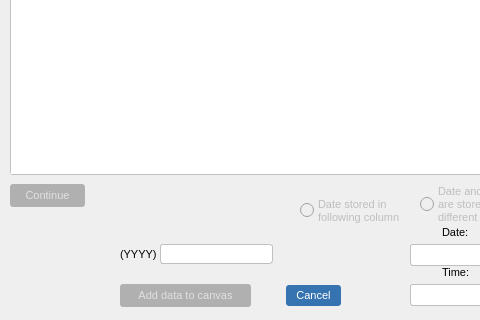
Before: the Qt Designer form widgets/import_db_file_dialog_base.ui in axelande/geodatafarm3, drawn with Qt 5; both pictures show x 0 to 480 and y 216 to 536 of the 815 by 536 pixel window.
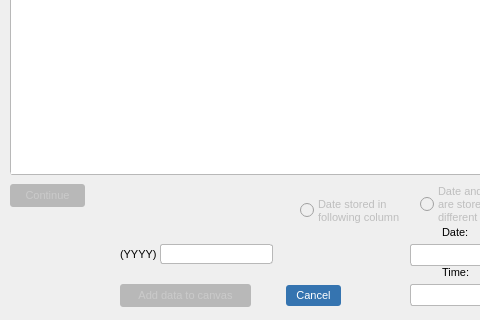
After: the same form once the commit is applied.

The edit to the form file:
```diff
--- a/widgets/import_db_file_dialog_base.ui
+++ b/widgets/import_db_file_dialog_base.ui
@@ -22,13 +22,13 @@
 
 /* === Tab bars === */
 QTabWidget::pane {
-  border: 1px solid #c0c0c0;
+  border: 1px solid palette(mid);
   border-radius: 3px;
-  background: #ffffff;
+  background: palette(base);
 }
 QTabBar::tab {
-  background: #f0f0f0;
-  border: 1px solid #c0c0c0;
+  background: palette(window);
+  border: 1px solid palette(mid);
   border-bottom: none;
   border-top-left-radius: 3px;
   border-top-right-radius: 3px;
@@ -37,7 +37,7 @@
   font-size: 8pt;
 }
 QTabBar::tab:selected {
-  background: #ffffff;
+  background: palette(base);
   border-bottom: 2px solid #3574b0;
   color: #3574b0;
 }
@@ -61,16 +61,16 @@
   background-color: #1e4a6e;
 }
 QPushButton:disabled {
-  background-color: #b0b0b0;
-  color: #e0e0e0;
+  background-color: palette(mid);
+  color: palette(midlight);
 }
 
 /* === Inputs === */
 QLineEdit, QPlainTextEdit, QTextEdit {
-  border: 1px solid #c0c0c0;
+  border: 1px solid palette(mid);
   border-radius: 3px;
   padding: 2px 4px;
-  background: #ffffff;
+  background: palette(base);
 }
 QLineEdit:focus, QPlainTextEdit:focus, QTextEdit:focus {
   border: 1px solid #3574b0;
@@ -78,10 +78,10 @@
 
 /* === Combo boxes === */
 QComboBox {
-  border: 1px solid #c0c0c0;
+  border: 1px solid palette(mid);
   border-radius: 3px;
   padding: 2px 4px;
-  background: #ffffff;
+  background: palette(base);
 }
 QComboBox:hover {
   border: 1px solid #3574b0;
@@ -91,22 +91,22 @@
   width: 20px;
 }
 QComboBox QAbstractItemView {
-  color: #000000;
-  background: #ffffff;
-  selection-color: #000000;
-  selection-background-color: #e0e0e0;
+  color: palette(text);
+  background: palette(base);
+  selection-color: palette(highlighted-text);
+  selection-background-color: palette(highlight);
 }
 
 /* === Lists === */
 QListWidget {
-  border: 1px solid #c0c0c0;
+  border: 1px solid palette(mid);
   border-radius: 3px;
-  background: #ffffff;
+  background: palette(base);
 }
 
 /* === Group boxes === */
 QGroupBox {
-  border: 1px solid #c0c0c0;
+  border: 1px solid palette(mid);
   border-radius: 3px;
   margin-top: 8px;
   padding-top: 8px;
@@ -132,21 +132,21 @@
 
 /* === Calendar === */
 QCalendarWidget {
-  border: 1px solid #c0c0c0;
+  border: 1px solid palette(mid);
   border-radius: 3px;
 }
 
 /* === Table === */
 QTableWidget, QTableView {
-  border: 1px solid #c0c0c0;
+  border: 1px solid palette(mid);
   border-radius: 3px;
-  gridline-color: #e0e0e0;
+  gridline-color: palette(midlight);
 }
 QHeaderView::section {
-  background-color: #f0f0f0;
+  background-color: palette(window);
   border: none;
-  border-bottom: 1px solid #c0c0c0;
-  border-right: 1px solid #e0e0e0;
+  border-bottom: 1px solid palette(mid);
+  border-right: 1px solid palette(midlight);
   padding: 3px 6px;
   font-weight: bold;
   font-size: 8pt;
@@ -154,10 +154,10 @@
 
 /* === Spin boxes === */
 QSpinBox, QDoubleSpinBox, QDateEdit, QTimeEdit {
-  border: 1px solid #c0c0c0;
+  border: 1px solid palette(mid);
   border-radius: 3px;
   padding: 2px 4px;
-  background: #ffffff;
+  background: palette(base);
 }
 QSpinBox:focus, QDoubleSpinBox:focus, QDateEdit:focus, QTimeEdit:focus {
   border: 1px solid #3574b0;
```
Left out of the diff: 2 changed lines with no effect on the pictures.
